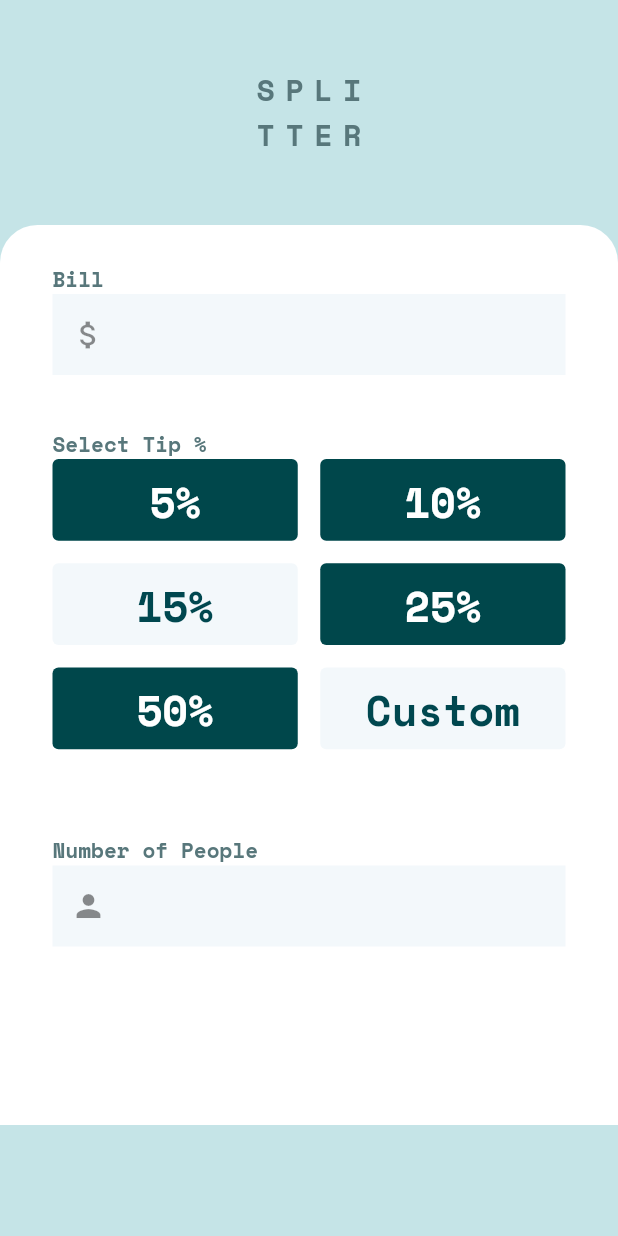
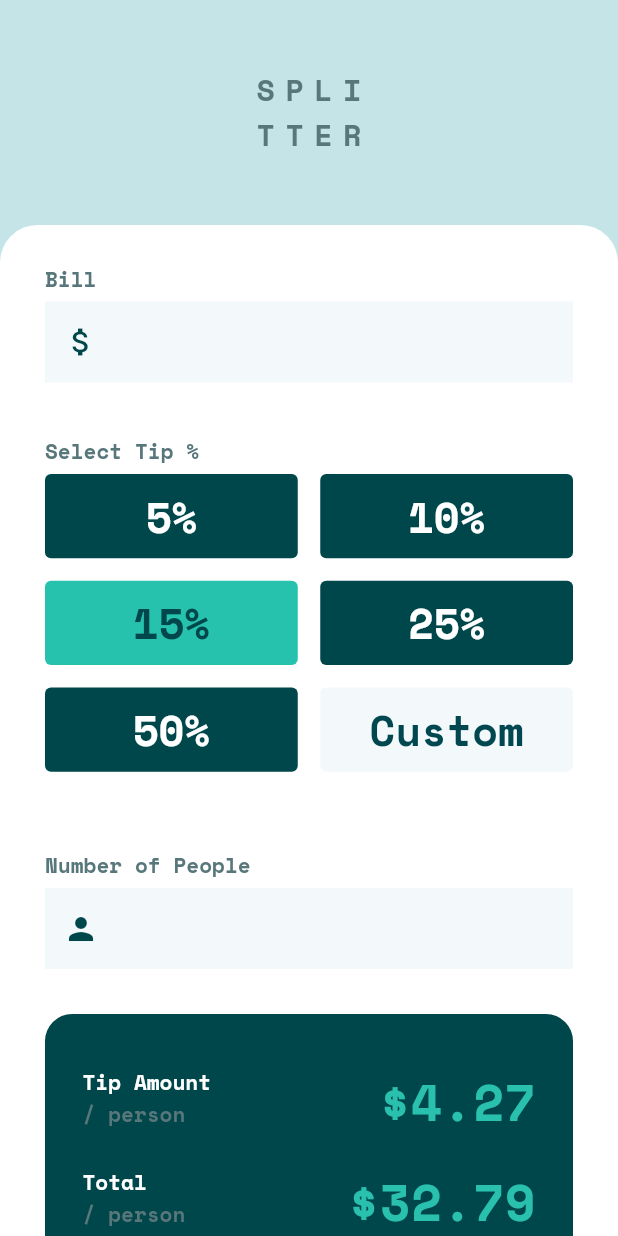
Before and after one commit to ElieBamunoba/tips_calculator, a Flutter app: the screen it shows after launch, on a phone screen of 412 x 824 dp. Run offline on Flutter 3.47's test engine with Material 2 defaults, Android fonts, the phone set to English and light mode, and no system bars; our stand-ins replace google_fonts.

Commit message:
complete ui

```diff
--- a/lib/home_page.dart
+++ b/lib/home_page.dart
@@ -1,6 +1,7 @@
 import 'package:flutter/material.dart';
 import 'package:google_fonts/google_fonts.dart';
 
+import 'widgets/button.dart';
 import 'widgets/text_style.dart';
 
 class HomePage extends StatelessWidget {
@@ -10,7 +11,8 @@ class HomePage extends StatelessWidget {
   Widget build(BuildContext context) {
     return Scaffold(
       backgroundColor: const Color(0xFFC5E4E7),
-      body: Column(
+      body: SingleChildScrollView(
+        child: Column(
           children: [
             //header
             SizedBox(
@@ -30,10 +32,9 @@ class HomePage extends StatelessWidget {
             Container(
               padding: const EdgeInsets.symmetric(
                 vertical: 25,
-              horizontal: 35,
+                horizontal: 30,
               ),
               width: double.infinity,
-            height: 600,
               decoration: const BoxDecoration(
                 borderRadius: BorderRadius.only(
                   topLeft: Radius.circular(25),
@@ -47,11 +48,16 @@ class HomePage extends StatelessWidget {
                 children: [
                   textStyle(text: "Bill"),
                   TextField(
+                    keyboardType: TextInputType.number,
                     decoration: const InputDecoration(
                       filled: true,
+                      focusColor: Color(0xFF00474B),
                       fillColor: Color(0xFFF3F8FB),
                       border: InputBorder.none,
-                    prefixIcon: Icon(Icons.attach_money_outlined),
+                      prefixIcon: Icon(
+                        Icons.attach_money_outlined,
+                        color: Color(0xFF00474B),
+                      ),
                     ),
                     textAlign: TextAlign.end,
                     style: GoogleFonts.spaceMono(
@@ -79,8 +85,8 @@ class HomePage extends StatelessWidget {
                         button(btnText: "10%"),
                         button(
                           btnText: "15%",
-                        textColor: const Color(0xFF00474F),
-                        btnColor: const Color(0xFFF3F8FB),
+                          btnColor: const Color(0xFF26C2AD),
+                          textColor: const Color(0xFF00474B),
                         ),
                         button(btnText: "25%"),
                         button(btnText: "50%"),
@@ -94,11 +100,15 @@ class HomePage extends StatelessWidget {
                   ),
                   textStyle(text: "Number of People"),
                   TextField(
+                    keyboardType: TextInputType.number,
                     decoration: const InputDecoration(
                       filled: true,
                       fillColor: Color(0xFFF3F8FB),
                       border: InputBorder.none,
-                    prefixIcon: Icon(Icons.person),
+                      prefixIcon: Icon(
+                        Icons.person,
+                        color: Color(0xFF00474B),
+                      ),
                     ),
                     textAlign: TextAlign.end,
                     style: GoogleFonts.spaceMono(
@@ -109,11 +119,76 @@ class HomePage extends StatelessWidget {
                       ),
                     ),
                   ),
+                  Container(
+                    padding: const EdgeInsets.all(25),
+                    margin: const EdgeInsets.only(top: 30),
+                    width: double.infinity,
+                    height: 250,
+                    decoration: BoxDecoration(
+                      borderRadius: BorderRadius.circular(18),
+                      color: const Color(0xFF00474B),
+                    ),
+                    child: Column(
+                      mainAxisAlignment: MainAxisAlignment.spaceAround,
+                      crossAxisAlignment: CrossAxisAlignment.center,
+                      children: [
+                        Row(
+                          mainAxisAlignment: MainAxisAlignment.spaceBetween,
+                          children: [
+                            Column(
+                              crossAxisAlignment: CrossAxisAlignment.start,
+                              children: [
+                                textStyle(
+                                  text: 'Tip Amount',
+                                  textColor: const Color(0xFFFFFFFF),
+                                  bottomPadding: false,
+                                ),
+                                textStyle(
+                                  text: '/ person',
+                                )
+                              ],
+                            ),
+                            resultTextStyle(text: "\$4.27"),
+                          ],
+                        ),
+                        Row(
+                          mainAxisAlignment: MainAxisAlignment.spaceBetween,
+                          children: [
+                            Column(
+                              crossAxisAlignment: CrossAxisAlignment.start,
+                              children: [
+                                textStyle(
+                                  text: 'Total',
+                                  textColor: const Color(0xFFFFFFFF),
+                                  bottomPadding: false,
+                                ),
+                                textStyle(
+                                  text: '/ person',
+                                )
+                              ],
+                            ),
+                            resultTextStyle(text: "\$32.79"),
+                          ],
+                        ),
+                        SizedBox(
+                          height: 50,
+                          width: double.infinity,
+                          child: button(
+                            fontSize: 22,
+                            btnText: "RESET",
+                            btnColor: const Color(0xFF26C2AD),
+                            textColor: const Color(0xFF00474B),
+                          ),
+                        )
                       ],
                     ),
                   ),
                 ],
               ),
+            ),
+          ],
+        ),
+      ),
     );
   }
 }
--- a/lib/main.dart
+++ b/lib/main.dart
@@ -17,7 +17,7 @@ class MyApp extends StatelessWidget {
       theme: ThemeData(
         primarySwatch: Colors.blue,
       ),
-      home: HomePage(),
+      home: const HomePage(),
     );
   }
 }
--- /dev/null
+++ b/lib/widgets/button.dart
@@ -0,0 +1,32 @@
+import 'package:flutter/material.dart';
+import 'package:google_fonts/google_fonts.dart';
+
+//Color(0xFF00474B),
+
+//wiget to return tips buttons
+Widget button({
+  // required Function function,
+  required String btnText,
+  Color textColor = const Color(0xFFFFFFFF),
+  Color btnColor = const Color(0xFF00474B),
+  double fontSize = 28,
+}) {
+  return TextButton(
+    onPressed: () {},
+    child: Text(
+      btnText,
+      textAlign: TextAlign.center,
+      style: GoogleFonts.spaceMono(
+        textStyle: TextStyle(
+          fontWeight: FontWeight.bold,
+          fontSize: fontSize,
+          color: textColor,
+        ),
+      ),
+    ),
+    style: TextButton.styleFrom(
+      primary: const Color(0xFFF3F8FB),
+      backgroundColor: btnColor,
+    ),
+  );
+}
--- a/lib/widgets/text_style.dart
+++ b/lib/widgets/text_style.dart
@@ -2,9 +2,7 @@ import 'package:flutter/material.dart';
 import 'package:google_fonts/google_fonts.dart';
 
 //the title style
-Widget titleStyle({
-  required String title,
-}) {
+Widget titleStyle({required String title}) {
   return Text(
     title,
     style: GoogleFonts.spaceMono(
@@ -20,43 +18,36 @@ Widget titleStyle({
 // text field hint text style
 Widget textStyle({
   required String text,
+  Color textColor = const Color(0xFF58777B),
+  bool bottomPadding = true,
+}) {
+  return Padding(
+    padding: bottomPadding
+        ? const EdgeInsets.only(bottom: 5.0)
+        : const EdgeInsets.only(bottom: 0.0),
+    child: Text(
+      text,
+      style: GoogleFonts.spaceMono(
+        textStyle: TextStyle(
+          fontWeight: FontWeight.bold,
+          color: textColor,
+        ),
+      ),
+    ),
+  );
+}
+
+Widget resultTextStyle({
+  required String text,
 }) {
   return Text(
     text,
     style: GoogleFonts.spaceMono(
       textStyle: const TextStyle(
         fontWeight: FontWeight.bold,
-        color: Color(0xFF58777B),
+        color: Color(0xFF29c0AD),
+        fontSize: 34.0,
       ),
     ),
   );
 }
-
-//Color(0xFF00474B),
-
-//wiget to return tips buttons
-Widget button({
-  // required Function function,
-  required String btnText,
-  Color textColor = const Color(0xFFFFFFFF),
-  Color btnColor = const Color(0xFF00474B),
-}) {
-  return TextButton(
-    onPressed: () {},
-    child: Text(
-      btnText,
-      textAlign: TextAlign.center,
-      style: GoogleFonts.spaceMono(
-        textStyle: TextStyle(
-          fontWeight: FontWeight.bold,
-          fontSize: 28,
-          color: textColor,
-        ),
-      ),
-    ),
-    style: TextButton.styleFrom(
-      primary: const Color(0xFFF3F8FB),
-      backgroundColor: btnColor,
-    ),
-  );
-}
```
Also changed, not shown: pubspec.lock. Lines whose indentation alone changed are shown as unchanged.
